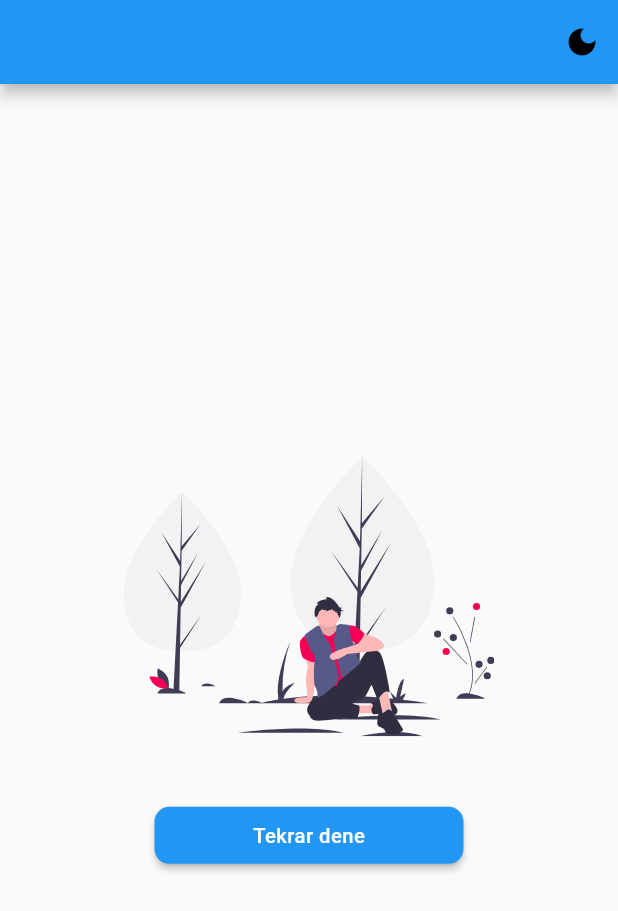
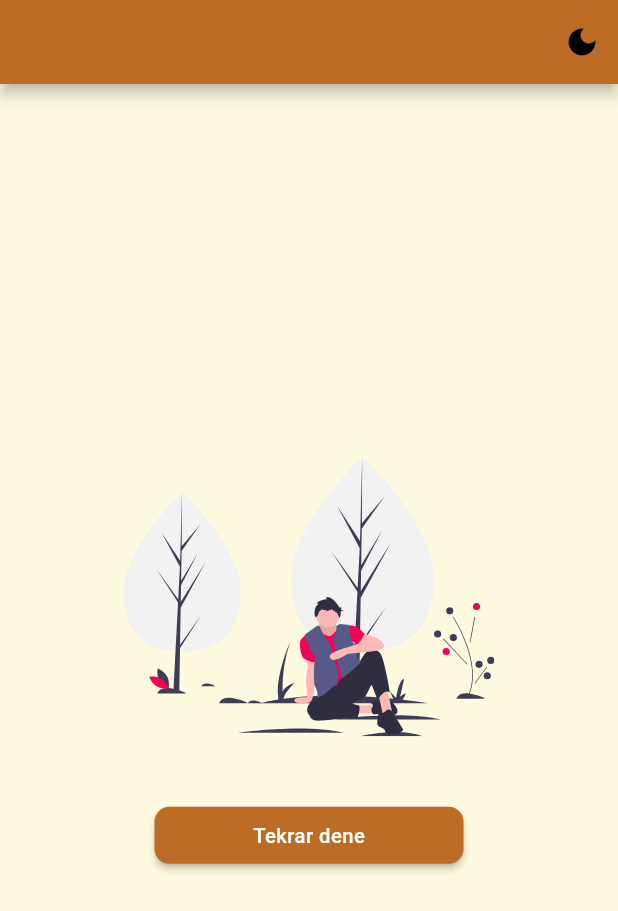
Before and after one commit to oguzhan2142/reddit_clone, a Flutter app: the screen it shows after launch, on a phone screen of 412 x 824 dp. Shown: the top 911 px of the screen. Run offline on Flutter 3.47's test engine with Material 2 defaults, Android fonts, the phone set to English and light mode, and no system bars; our stand-ins replace dartz, dio, flutter_bloc, flutter_svg, shared_preferences; missing offline and left inert: bloc_use_case_generator; network calls fail.

Commit message:
change some colors

```diff
--- a/lib/app.dart
+++ b/lib/app.dart
@@ -15,7 +15,7 @@ class App extends StatelessWidget {
     return BlocBuilder<SettingsBloc, SettingsState>(
       bloc: BlocProvider.of<SettingsBloc>(context),
       builder: (context, state) {
-        ThemeData theme = ThemeManager.instance.lightTheme;
+        ThemeData theme = ThemeManager.instance.getInitialTheme();
         if (state is ChangeThemeCompletedState) {
           theme = state.theme;
         }
--- a/lib/manager/theme_manager.dart
+++ b/lib/manager/theme_manager.dart
@@ -1,25 +1,50 @@
 import 'package:flutter/material.dart';
+import 'package:reddit_clone/gen/colors.gen.dart';
 import 'package:shared_preferences/shared_preferences.dart';
 
 import '../constants/shared_pref_const.dart';
 
+final MaterialColor primarySwatch = MaterialColor(ColorName.bourbon.value, {
+  50: ColorName.bourbon.withOpacity(.1),
+  100: ColorName.bourbon..withOpacity(.2),
+  200: ColorName.bourbon..withOpacity(.3),
+  300: ColorName.bourbon..withOpacity(.4),
+  400: ColorName.bourbon..withOpacity(.5),
+  500: ColorName.bourbon..withOpacity(.6),
+  600: ColorName.bourbon..withOpacity(.7),
+  700: ColorName.bourbon..withOpacity(.8),
+  800: ColorName.bourbon..withOpacity(.9),
+  900: ColorName.bourbon..withOpacity(1),
+});
+
 class ThemeManager {
-  static final ThemeManager instance = ThemeManager._();
   ThemeManager._();
 
+  static final ThemeManager instance = ThemeManager._();
+
   late final SharedPreferences sharedPreferences;
+
+  final _darkTheme = ThemeData.dark();
+  final _lightTheme = ThemeData(
+    primarySwatch: primarySwatch,
+    scaffoldBackgroundColor: ColorName.offYellow,
+    appBarTheme: const AppBarTheme(color: ColorName.bourbon),
+  );
+
+  ThemeData getInitialTheme() {
+    if (isDark()) {
+      return _darkTheme;
+    }
+    return _lightTheme;
+  }
+
+  ThemeData getTheme({required bool isDark}) {
+    return isDark ? _darkTheme : _lightTheme;
+  }
 
   /// run only once
   void init(SharedPreferences sharedPreferences) {
     this.sharedPreferences = sharedPreferences;
-  }
-
-  Future<bool> saveThemeSetting({required bool isDark}) {
-    return sharedPreferences.setBool(SharedPrefConst.THEME_TAG, isDark);
-  }
-
-  ThemeData getTheme({required bool isDark}) {
-    return isDark ? darkTheme : lightTheme;
   }
 
   bool isDark() {
@@ -28,7 +53,7 @@ class ThemeManager {
     return isDark ?? false;
   }
 
-  final lightTheme = ThemeData();
-
-  final darkTheme = ThemeData.dark();
+  Future<bool> saveThemeSetting({required bool isDark}) {
+    return sharedPreferences.setBool(SharedPrefConst.THEME_TAG, isDark);
+  }
 }
--- a/lib/screen/home_screen.dart
+++ b/lib/screen/home_screen.dart
@@ -2,6 +2,7 @@ import 'package:flutter/material.dart';
 import 'package:flutter_bloc/flutter_bloc.dart';
 import 'package:reddit_clone/bloc/reddit_bloc/reddit_bloc.dart';
 import 'package:reddit_clone/bloc/settings_bloc/settings_bloc.dart';
+import 'package:reddit_clone/gen/colors.gen.dart';
 import 'package:reddit_clone/manager/theme_manager.dart';
 import 'package:reddit_clone/screen/entry_detail_screen.dart';
 import 'package:reddit_clone/widget/empty_list_widget.dart';
@@ -116,6 +117,7 @@ class _HomeScreenState extends State<HomeScreen> {
                                       children: [
                                         const Icon(
                                           Icons.favorite,
+                                          color: ColorName.bourbon,
                                           size: 16,
                                         ),
                                         const SizedBox(width: 5),
```
